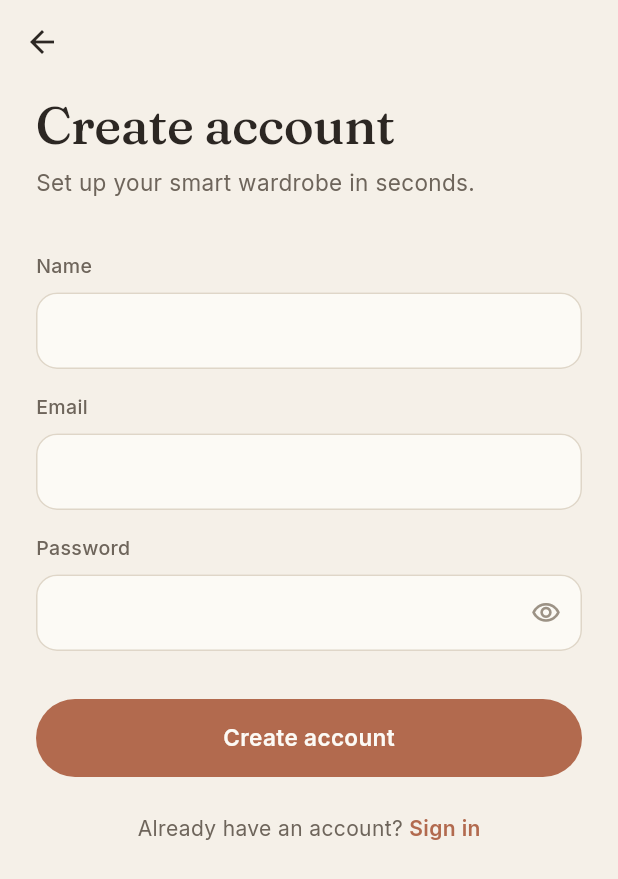
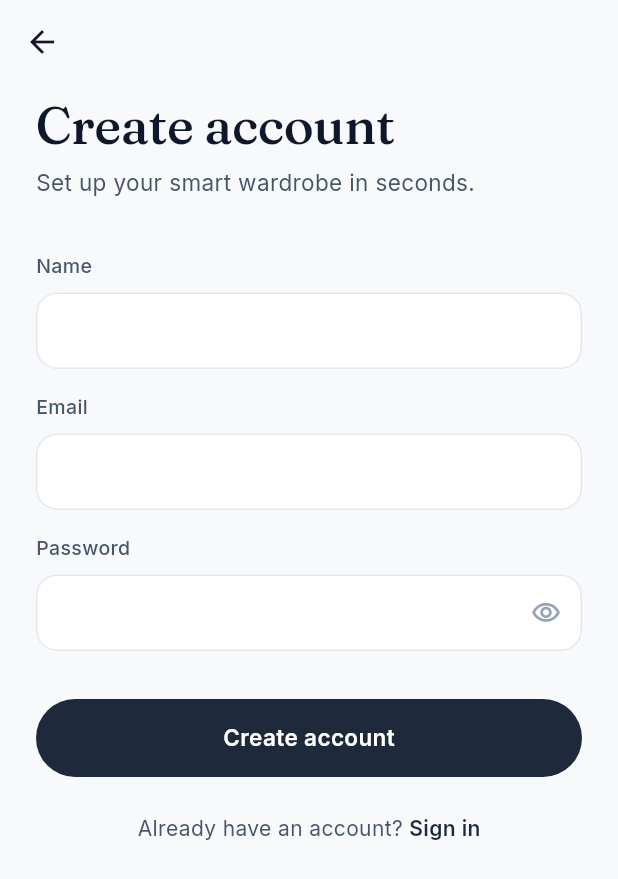
Before and after one commit to ankur-kushwaha/ClosetOS, a Flutter app: the screen it shows after launch, after a tap on "Create account", on a phone screen of 412 x 824 dp. Shown: the top 879 px of the screen. Run offline on Flutter 3.47's test engine with Material 3 defaults, Android fonts, the phone set to English and light mode, and no system bars; our stand-ins replace google_fonts, hive_flutter, image_picker, shared_preferences; missing offline and left inert: photo_manager; accounts and stored records are empty.

Commit message:
ui fixed

```diff
--- a/closetos_flutter/lib/screens/wardrobe_screen.dart
+++ b/closetos_flutter/lib/screens/wardrobe_screen.dart
@@ -375,7 +375,7 @@ class _GarmentCard extends StatelessWidget {
                     child: garment.displayImage.isNotEmpty
                         ? GarmentImage(
                             path: garment.displayImage,
-                            fit: BoxFit.cover,
+                            fit: BoxFit.contain,
                           )
                         : const StripeBackground(
                             baseColor: Colors.white,
--- a/closetos_flutter/lib/theme/app_theme.dart
+++ b/closetos_flutter/lib/theme/app_theme.dart
@@ -1,23 +1,22 @@
 import 'package:flutter/material.dart';
 import 'package:google_fonts/google_fonts.dart';
 
-/// ClosetOS warm bone & clay palette.
 class AppColors {
-  static const canvas = Color(0xFFF5F0E8);
-  static const surface = Color(0xFFFCFAF5);
-  static const greige = Color(0xFFE9E1D5);
-  static const border = Color(0xFFDFD6C8);
-  static const ink900 = Color(0xFF2C2723);
-  static const ink600 = Color(0xFF6E655B);
-  static const ink400 = Color(0xFF9C9285);
-  static const clay500 = Color(0xFFB26A4E);
-  static const clay700 = Color(0xFF914F37);
-  static const clay100 = Color(0xFFEEDDD2);
-  static const success = Color(0xFF6F8360);
-  static const error = Color(0xFFA84A39);
-  static const warning = Color(0xFFC08A3E);
+  static const canvas = Color(0xFFF8F9FA); // Clean off-white background
+  static const surface = Color(0xFFFFFFFF); // Crisp white surface
+  static const greige = Color(0xFFF1F5F9); // Light slate gray (slate 100)
+  static const border = Color(0xFFE2E8F0); // Subtle border gray (slate 200)
+  static const ink900 = Color(0xFF0F172A); // Rich dark charcoal/slate (slate 900)
+  static const ink600 = Color(0xFF475569); // Slate gray (slate 600)
+  static const ink400 = Color(0xFF94A3B8); // Muted slate gray (slate 400)
+  static const clay500 = Color(0xFF1E293B); // Slate 800 - Primary Navy/Charcoal
+  static const clay700 = Color(0xFF0F172A); // Slate 900 - Darker primary accent
+  static const clay100 = Color(0xFFE2E8F0); // Light primary background tint
+  static const success = Color(0xFF10B981); // Emerald green for success
+  static const error = Color(0xFFEF4444); // Red for error
+  static const warning = Color(0xFFF59E0B); // Amber for warning
 
-  // Legacy aliases — mapped to ClosetOS tokens for gradual screen migration.
+  // Legacy aliases
   static const black = ink900;
   static const white = surface;
   static const gray100 = greige;
```
Also changed, not shown: closetos_flutter/lib/screens/ootd_screen.dart (+117 -25 lines).
